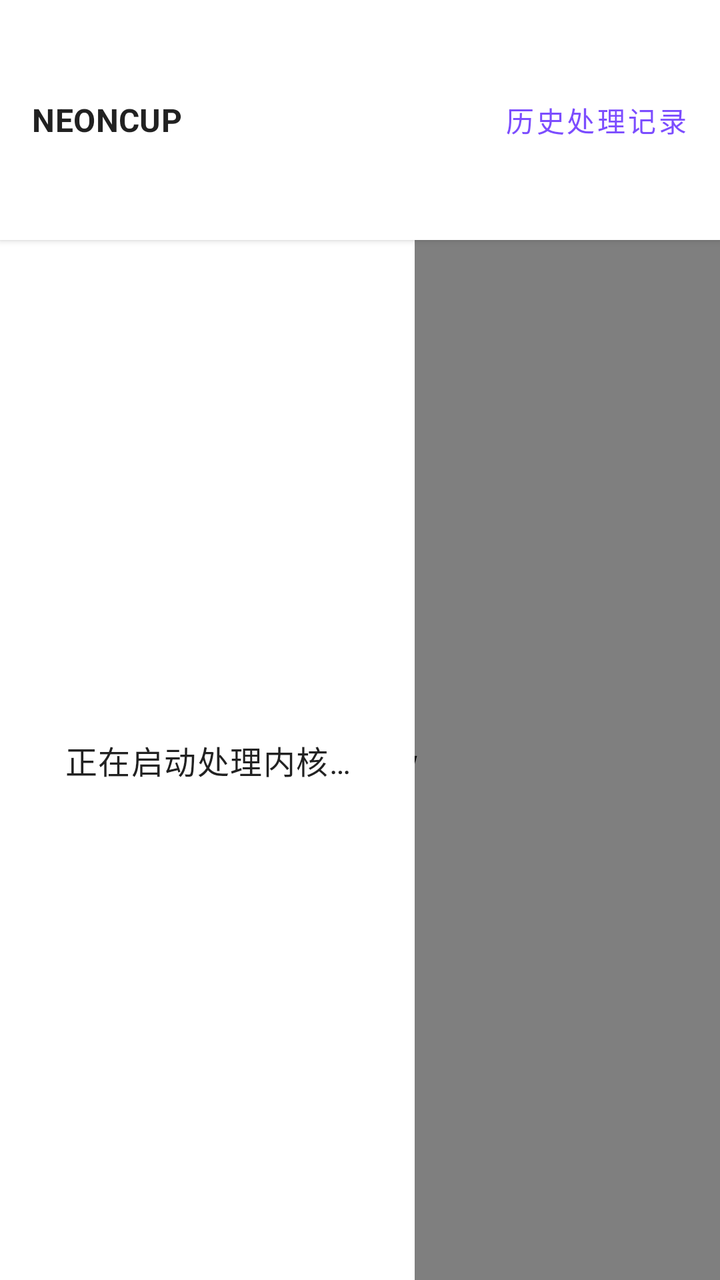
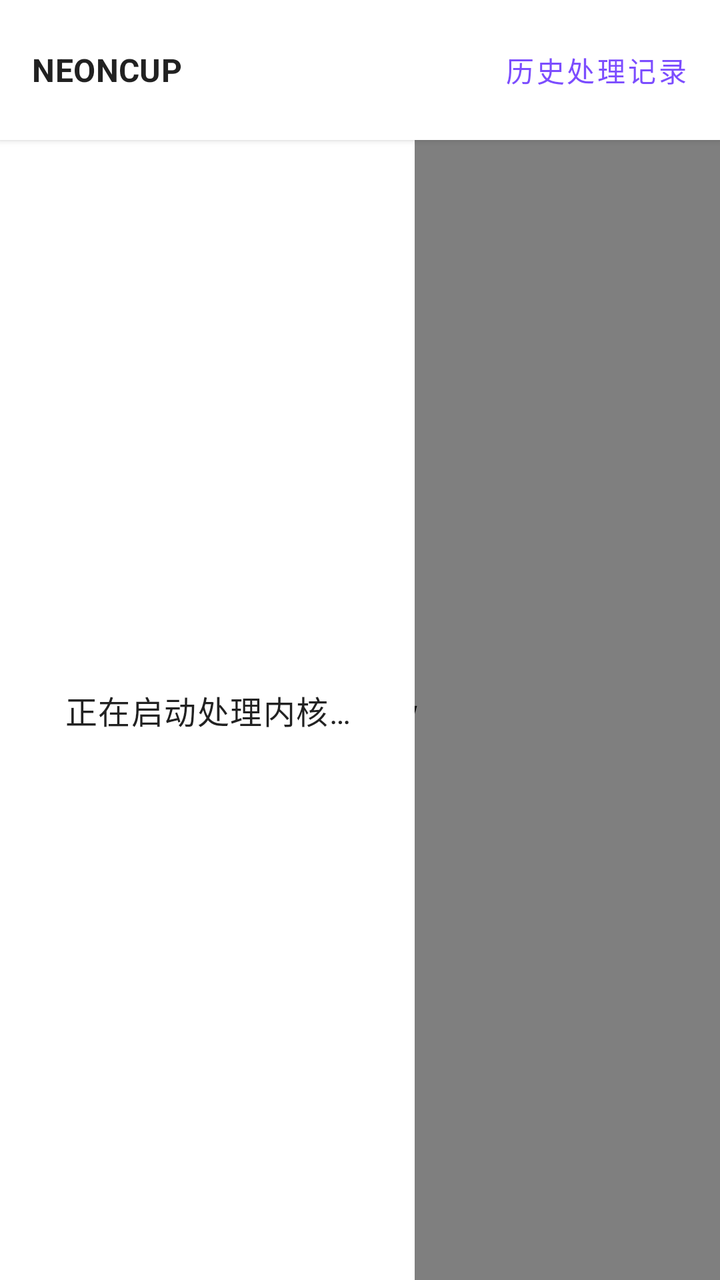

Screens rendered from an Android XML layout before and after an edit, with the pre-edit source and the edit as a unified diff.
<!-- AndroidManifest.xml: application theme Theme.SyncStage -->
<!-- res/layout/activity_main.xml -->
<?xml version="1.0" encoding="utf-8"?>
<LinearLayout xmlns:android="http://schemas.android.com/apk/res/android"
    android:layout_width="match_parent"
    android:layout_height="match_parent"
    android:fitsSystemWindows="true"
    android:orientation="vertical">

    <LinearLayout
        android:layout_width="match_parent"
        android:layout_height="120dp"
        android:background="?attr/colorSurface"
        android:elevation="2dp"
        android:gravity="center_vertical"
        android:orientation="horizontal"
        android:paddingStart="16dp"
        android:paddingTop="4dp"
        android:paddingEnd="8dp"
        android:paddingBottom="4dp">

        <TextView
            android:layout_width="0dp"
            android:layout_height="wrap_content"
            android:layout_weight="1"
            android:text="@string/app_name"
            android:textAppearance="?attr/textAppearanceSubtitle1"
            android:textStyle="bold" />

        <Button
            android:id="@+id/historyButton"
            style="@style/Widget.MaterialComponents.Button.TextButton"
            android:layout_width="wrap_content"
            android:layout_height="wrap_content"
            android:minWidth="0dp"
            android:text="@string/history" />
    </LinearLayout>

    <FrameLayout
        android:layout_width="match_parent"
        android:layout_height="0dp"
        android:layout_weight="1">

        <WebView
            android:id="@+id/webView"
            android:layout_width="match_parent"
            android:layout_height="match_parent" />

        <TextView
            android:id="@+id/loadingText"
            android:layout_width="wrap_content"
            android:layout_height="match_parent"
            android:background="?attr/colorSurface"
            android:gravity="center"
            android:padding="32dp"
            android:text="@string/loading_engine"
            android:textAppearance="@style/TextAppearance.MaterialComponents.Body1" />

    </FrameLayout>

</LinearLayout>
<!-- resources referenced by this layout -->
<resources>
  <string name="app_name">NEONCUP</string>
  <string name="history">历史处理记录</string>
  <string name="loading_engine">正在启动处理内核…</string>
  <style name="Theme.SyncStage" parent="Theme.MaterialComponents.DayNight.NoActionBar">
          <item name="colorPrimary">@color/purple_500</item>
          <item name="colorPrimaryVariant">@color/purple_700</item>
          <item name="colorSecondary">@color/teal_200</item>
          <item name="android:statusBarColor" tools:targetApi="l">@color/purple_700</item>
          <item name="android:windowLightStatusBar" tools:targetApi="m">false</item>
      </style>
  <color name="purple_500">#FF7C4DFF</color>
  <color name="purple_700">#FF6200EA</color>
  <color name="teal_200">#FF03DAC5</color>
</resources>

<!-- the commit's change to res/layout/activity_main.xml (unified diff, before → after) -->
@@ -7,7 +7,7 @@
 
     <LinearLayout
         android:layout_width="match_parent"
-        android:layout_height="120dp"
+        android:layout_height="70dp"
         android:background="?attr/colorSurface"
         android:elevation="2dp"
         android:gravity="center_vertical"
